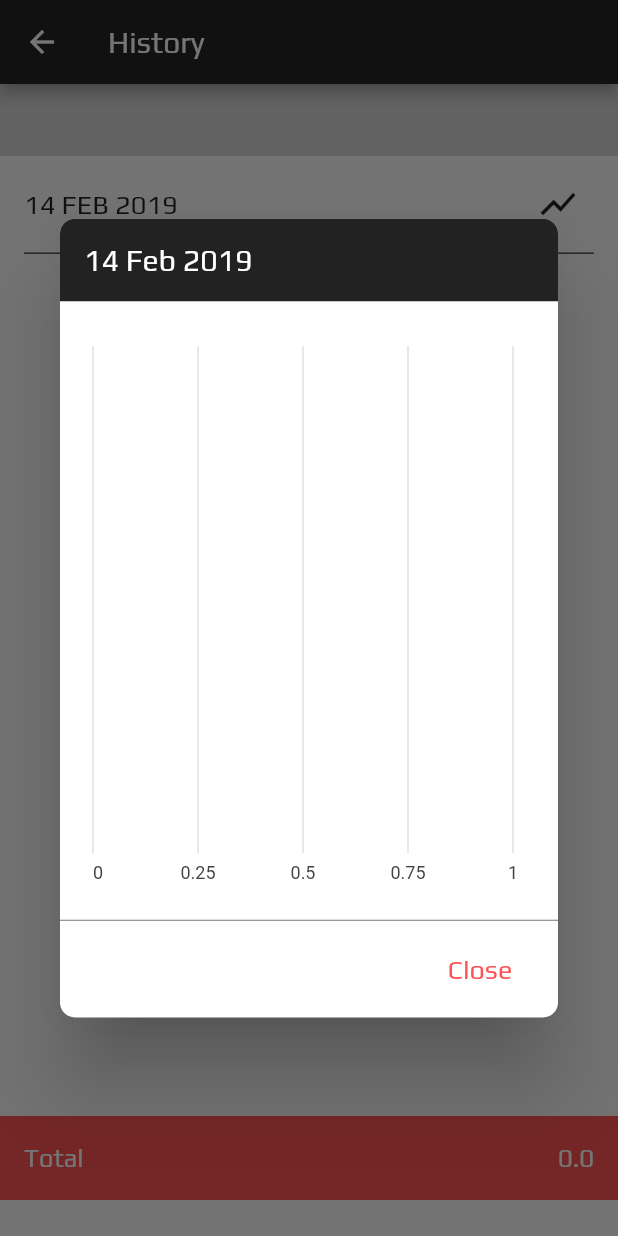
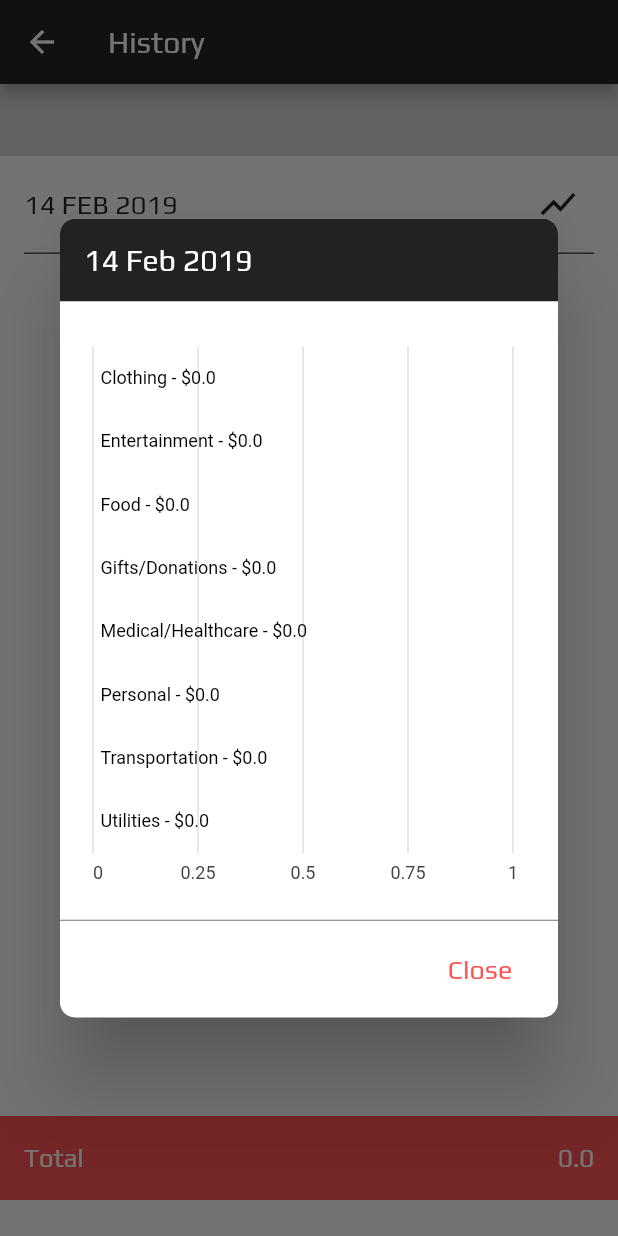
Before and after one commit to lmp95/mobile-expense, a Flutter app: the History screen opened directly, after a tap on the "show chart" icon, on a phone screen of 412 x 824 dp. Run offline on Flutter 3.47's test engine with Material 2 defaults, Android fonts, the phone set to English and light mode, and no system bars; our stand-ins replace charts_flutter, flutter_slidable, sqflite; missing offline and left inert: flutter_calendar; accounts and stored records are empty.

```diff
--- a/lib/Views/ExpenseHistory/history.dart
+++ b/lib/Views/ExpenseHistory/history.dart
@@ -25,6 +25,7 @@ class _HistoryState extends State<History> {
   var priceTotal = 0.0;
   var series;
   var _chart = true;
+  List<Expense> dataList = [];
 
   @override
   void initState() {
@@ -47,7 +48,7 @@ class _HistoryState extends State<History> {
           );
           _listExp.add(_expense);
         }
-        _charts(_listExp);
+        _charts();
         setState(() {
           _loading = false;
         });
@@ -73,7 +74,7 @@ class _HistoryState extends State<History> {
           );
           _listExp.add(_expense);
         }
-        _charts(_listExp);
+        _charts();
         setState(() {
           _chart = true;
           _loading = false;
@@ -101,13 +102,71 @@ class _HistoryState extends State<History> {
     });
   }
 
-  _charts(var dailyExpList) {
+  _chartFunction() {
+    dataList.clear();
+    var clothingTotal = 0.0;
+    var entertainmentTotal = 0.0;
+    var foodTotal = 0.0;
+    var giftsTotal = 0.0;
+    var healthTotal = 0.0;
+    var personalTotal = 0.0;
+    var transTotal = 0.0;
+    var utilitiesTotal = 0.0;
+    var clothdata = _listExp.where((cate) => cate.category == "Clothing");
+    var enterdata = _listExp.where((cate) => cate.category == "Entertainment");
+    var fooddata = _listExp.where((cate) => cate.category == "Food");
+    var giftsdata =
+        _listExp.where((cate) => cate.category == "Gifts/Donations");
+    var healthdata =
+        _listExp.where((cate) => cate.category == "Medical/Healthcare");
+    var personaldata = _listExp.where((cate) => cate.category == "Personal");
+    var transdata = _listExp.where((cate) => cate.category == "Transportation");
+    var utitilitiesdata =
+        _listExp.where((cate) => cate.category == "Utilities");
+    for (var item in clothdata) {
+      clothingTotal += item.amount;
+    }
+    for (var item in enterdata) {
+      entertainmentTotal += item.amount;
+    }
+    for (var item in fooddata) {
+      foodTotal += item.amount;
+    }
+    for (var item in giftsdata) {
+      giftsTotal += item.amount;
+    }
+    for (var item in healthdata) {
+      healthTotal += item.amount;
+    }
+    for (var item in personaldata) {
+      personalTotal += item.amount;
+    }
+    for (var item in transdata) {
+      transTotal += item.amount;
+    }
+    for (var item in utitilitiesdata) {
+      utilitiesTotal += item.amount;
+    }
+    dataList = [
+      Expense(category: "Clothing", amount: clothingTotal),
+      Expense(category: "Entertainment", amount: entertainmentTotal),
+      Expense(category: "Food", amount: foodTotal),
+      Expense(category: "Gifts/Donations", amount: giftsTotal),
+      Expense(category: "Medical/Healthcare", amount: healthTotal),
+      Expense(category: "Personal", amount: personalTotal),
+      Expense(category: "Transportation", amount: transTotal),
+      Expense(category: "Utilities", amount: utilitiesTotal),
+    ];
+  }
+
+  _charts() async {
+    await _chartFunction();
     series = [
       new charts.Series<Expense, String>(
           id: 'Sales',
           domainFn: (Expense sales, _) => sales.category,
           measureFn: (Expense sales, _) => sales.amount,
-          data: dailyExpList,
+          data: dataList,
           colorFn: (_, __) => charts.MaterialPalette.red.shadeDefault,
           labelAccessorFn: (Expense sales, _) =>
               '${sales.category} - \$${sales.amount.toString()}')
```
